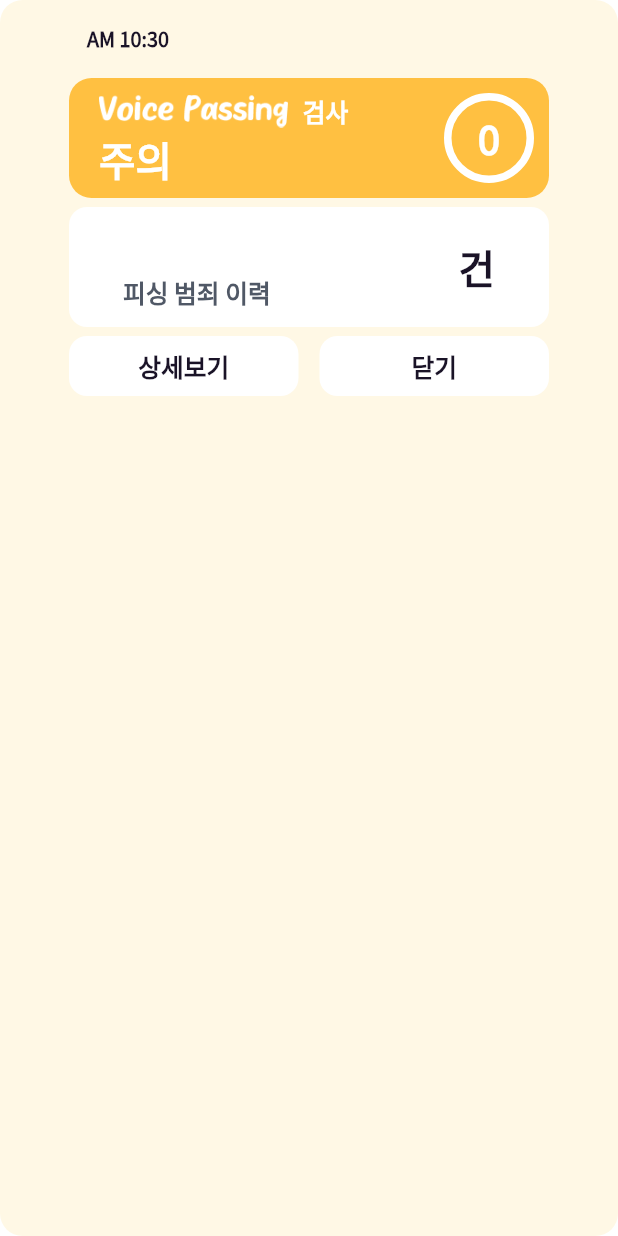
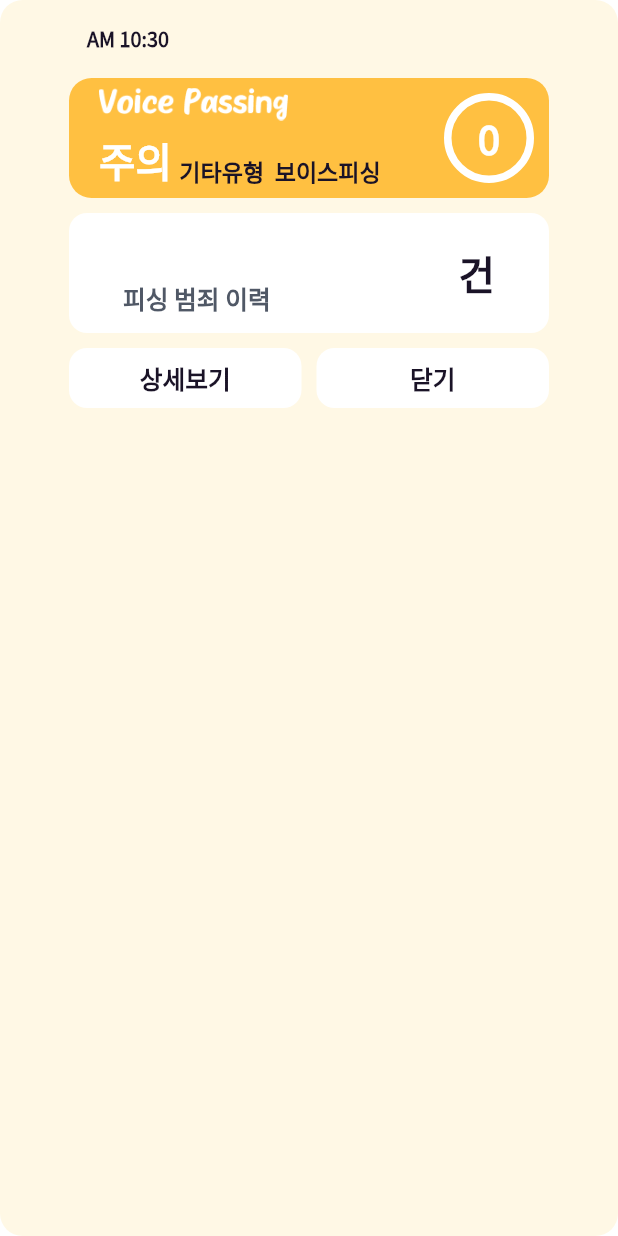
Before and after one commit to 0901jbh/voicepassing, a Flutter app: the AfterCallNotification widget shown alone on an empty page, opened directly with empty values, on a phone screen of 412 x 824 dp. Run offline on Flutter 3.47's test engine with Material 2 defaults, Android fonts, the phone set to English and light mode, and no system bars; our stand-ins replace awesome_notifications, dio, file_picker, fl_chart, flutter_dotenv, loading_animation_widget and 3 more; missing offline and left inert: android_intent_plus, call_log, circle_progress_bar, clipboard, flutter_overlay_window, flutter_wear_os_connectivity and 2 more; network calls fail.

Commit message:
Style : 오버레이 위젯 UI 개선

```diff
--- a/frontend/voicepassing/lib/services/notification_controller.dart
+++ b/frontend/voicepassing/lib/services/notification_controller.dart
@@ -69,7 +69,6 @@ class NotificationController {
       Navigator.pushNamed(
         App.navigatorKey.currentContext!,
         '/realtime',
-        // arguments: receivedAction,
       );
     }
   }
@@ -118,7 +117,7 @@ class NotificationController {
 
     await AwesomeNotifications().createNotification(
       content: NotificationContent(
-        id: -1, // -1 is replaced by a random number
+        id: -1,
         channelKey: 'voicepassing',
         color: Colors.white,
         backgroundColor: resultData.result != null &&
@@ -131,29 +130,13 @@ class NotificationController {
             : "<span style='color: #FFC041;'>⚠️보이스피싱 위험도 : ${(resultData.result!.totalCategoryScore * 100).round()}</span>",
         body: resultData.result != null &&
                 resultData.result!.totalCategoryScore * 100 > 80
-            ? "<span style='color: #FF525E;'>${getKeywords().join(', ')}</span> 등의 단어가 감지되었습니다.<br> 이러한 단어가 사용되는 통화의 경우 보이스피싱의 가능성이 높으니 주의하세요."
-            : "<span style='color: #FFC041;'>${getKeywords().join(', ')}</span> 등의 단어가 감지되었습니다.<br> 이러한 단어가 사용되는 통화의 경우 보이스피싱의 가능성이 높으니 주의하세요.",
-        // largeIcon: 'voicepassing_logo.png',
-        //'asset://assets/images/balloons-in-sky.jpg',
+            ? "<span style='color: #FF525E;'>${getKeywords().join(', ')}</span> 등의 단어가 감지되었습니다.<br> 이러한 단어가 사용되는 통화의 경우 보이스피싱의 가능성이 높으니 주의하세요. 자세한 정보를 보시려면 알림을 터치하세요."
+            : "<span style='color: #FFC041;'>${getKeywords().join(', ')}</span> 등의 단어가 감지되었습니다.<br> 이러한 단어가 사용되는 통화의 경우 보이스피싱의 가능성이 높으니 주의하세요. 자세한 정보를 보시려면 알림을 터치하세요.",
         notificationLayout: NotificationLayout.BigText,
         payload: {'resultData': jsonEncode(resultData)},
         category: NotificationCategory.Service,
         actionType: ActionType.Default,
       ),
-      actionButtons: [
-        NotificationActionButton(
-            key: 'REDIRECT', label: 'Redirect', actionType: ActionType.Default),
-        //   NotificationActionButton(
-        //       key: 'REPLY',
-        //       label: 'Reply Message',
-        //       requireInputText: true,
-        //       actionType: ActionType.SilentAction),
-        //   NotificationActionButton(
-        //       key: 'DISMISS',
-        //       label: 'Dismiss',
-        //       actionType: ActionType.DismissAction,
-        //       isDangerousOption: true)
-      ],
     );
   }
 
--- a/frontend/voicepassing/lib/widgets/alarm_widget/after_call_notification.dart
+++ b/frontend/voicepassing/lib/widgets/alarm_widget/after_call_notification.dart
@@ -93,25 +93,12 @@ class _AfterCallNotificationState extends State<AfterCallNotification> {
                         fontWeight: FontWeight.w700,
                       ),
                     ),
-                    // GestureDetector(
-                    //   onTap: () {
-                    //     FlutterOverlayWindow.closeOverlay();
-                    //   },
-                    //   child: const Text(
-                    //     '닫기',
-                    //     style: TextStyle(
-                    //       color: ColorStyles.textBlack,
-                    //       fontSize: 12,
-                    //       fontWeight: FontWeight.w700,
-                    //     ),
-                    //   ),
-                    // ),
                   ],
                 ),
               ),
               const SizedBox(height: 6),
               InCallNotification(resultData: widget.resultData),
-              const SizedBox(height: 6),
+              const SizedBox(height: 10),
               Container(
                 decoration: BoxDecoration(
                   color: Colors.white,
@@ -164,14 +151,15 @@ class _AfterCallNotificationState extends State<AfterCallNotification> {
                   ],
                 ),
               ),
-              const SizedBox(height: 6),
+              const SizedBox(height: 10),
               SizedBox(
                 width: 320,
                 height: 40,
+                child: Expanded(
                   child: Row(
-                  mainAxisAlignment: MainAxisAlignment.spaceBetween,
                     children: [
-                    TextButton(
+                      Expanded(
+                        child: TextButton(
                           onPressed: () async {
                             // 검사 결과 상세 페이지로 연결
                             // const intent = AndroidIntent(
@@ -202,16 +190,15 @@ class _AfterCallNotificationState extends State<AfterCallNotification> {
                           style: ButtonStyle(
                               backgroundColor:
                                   MaterialStateProperty.all(Colors.white),
-                        overlayColor:
-                            MaterialStateProperty.all(ColorStyles.subLightGray),
+                              overlayColor: MaterialStateProperty.all(
+                                  ColorStyles.subLightGray),
                               shape: MaterialStateProperty.all(
                                 RoundedRectangleBorder(
                                   borderRadius: BorderRadius.circular(12),
                                 ),
                               ),
-                        fixedSize:
-                            MaterialStateProperty.all(const Size(153, 40)),
-                      ),
+                              minimumSize: MaterialStateProperty.all(
+                                  const Size(double.infinity, 40))),
                           child: const Text(
                             '상세보기',
                             style: TextStyle(
@@ -221,7 +208,10 @@ class _AfterCallNotificationState extends State<AfterCallNotification> {
                             ),
                           ),
                         ),
-                    TextButton(
+                      ),
+                      const SizedBox(width: 10),
+                      Expanded(
+                        child: TextButton(
                           onPressed: () async {
                             // 번호 차단 기능 연결
                             await FlutterOverlayWindow.closeOverlay();
@@ -229,15 +219,15 @@ class _AfterCallNotificationState extends State<AfterCallNotification> {
                           style: ButtonStyle(
                             backgroundColor:
                                 MaterialStateProperty.all(Colors.white),
-                        overlayColor:
-                            MaterialStateProperty.all(ColorStyles.subLightGray),
+                            overlayColor: MaterialStateProperty.all(
+                                ColorStyles.subLightGray),
                             shape: MaterialStateProperty.all(
                               RoundedRectangleBorder(
                                 borderRadius: BorderRadius.circular(12),
                               ),
                             ),
-                        fixedSize:
-                            MaterialStateProperty.all(const Size(153, 40)),
+                            minimumSize: MaterialStateProperty.all(
+                                const Size(double.infinity, 40)),
                           ),
                           child: const Text(
                             '닫기',
@@ -248,7 +238,9 @@ class _AfterCallNotificationState extends State<AfterCallNotification> {
                             ),
                           ),
                         ),
+                      ),
                     ],
+                  ),
                 ),
               ),
             ],
--- a/frontend/voicepassing/lib/widgets/alarm_widget/alarm_widget.dart
+++ b/frontend/voicepassing/lib/widgets/alarm_widget/alarm_widget.dart
@@ -49,14 +49,14 @@ class _AlarmWidgetState extends State<AlarmWidget> {
           phoneNumber = callInfoData.phoneNumber ?? '01012345678';
           androidId = callInfoData.androidId;
         });
-        phishingNumber = await ApiService.getPhoneNumber(phoneNumber);
+        phishingNumber = await ApiService.getPhoneNumber(phoneNumber) ?? '0';
       }
       if (msg is Map<String, dynamic> && msg['result'] != null) {
         setState(() {
           resultData = ReceiveMessageModel.fromJson(msg);
           Vibration.vibrate(pattern: [0, 500, 300, 500]);
           if (resultData.isFinish == true) {
-            FlutterOverlayWindow.resizeOverlay(336, 276);
+            FlutterOverlayWindow.resizeOverlay(336, 284);
           } else {
             FlutterOverlayWindow.resizeOverlay(320, 80);
           }
--- a/frontend/voicepassing/lib/widgets/alarm_widget/in_call_notification.dart
+++ b/frontend/voicepassing/lib/widgets/alarm_widget/in_call_notification.dart
@@ -54,8 +54,7 @@ class InCallNotification extends StatelessWidget {
             mainAxisAlignment: MainAxisAlignment.spaceBetween,
             crossAxisAlignment: CrossAxisAlignment.center,
             children: [
-              SizedBox(
-                height: 60,
+              Expanded(
                 child: Column(
                   crossAxisAlignment: CrossAxisAlignment.start,
                   mainAxisAlignment: MainAxisAlignment.spaceEvenly,
@@ -71,18 +70,9 @@ class InCallNotification extends StatelessWidget {
                         SizedBox(
                           width: 10,
                         ),
-                        Text(
-                          '검사',
-                          style: TextStyle(
-                            color: Colors.white,
-                            fontSize: 15,
-                            fontWeight: FontWeight.bold,
-                          ),
-                        ),
                       ],
                     ),
                     Row(
-                      mainAxisSize: MainAxisSize.max,
                       crossAxisAlignment: CrossAxisAlignment.end,
                       children: [
                         Text(
@@ -100,20 +90,17 @@ class InCallNotification extends StatelessWidget {
                         const SizedBox(
                           width: 5,
                         ),
-                        Row(
-                          children: [
-                            if (resultData.result != null &&
-                                resultData.result!.results is List &&
-                                resultData.result!.results!.isNotEmpty)
-                              for (var item in getKeywords())
-                                Row(
-                                  children: [
-                                    Text(
-                                      item,
+                        Expanded(
+                          child: Text(
+                            resultData.result!.totalCategory == 1
+                                ? '기관사칭형 보이스피싱'
+                                : resultData.result!.totalCategory == 2
+                                    ? '대출빙자형 보이스피싱'
+                                    : '기타유형  보이스피싱',
+                            overflow: TextOverflow.ellipsis,
                             style: TextStyle(
                               color: resultData.result != null &&
-                                                resultData.result!
-                                                            .totalCategoryScore *
+                                      resultData.result!.totalCategoryScore *
                                               100 >
                                           80
                                   ? ColorStyles.subLightGray
@@ -122,15 +109,6 @@ class InCallNotification extends StatelessWidget {
                               fontWeight: FontWeight.bold,
                             ),
                           ),
-                                    const SizedBox(
-                                      width: 5,
-                                    ),
-                                  ],
-                                ),
-                            const SizedBox(
-                              width: 5,
-                            ),
-                          ],
                         ),
                       ],
                     ),
--- a/frontend/voicepassing/pubspec.yaml
+++ b/frontend/voicepassing/pubspec.yaml
@@ -61,6 +61,7 @@ dependencies:
   flutter_background_service_android: ^3.0.3
   loading_animation_widget: ^1.2.0+4
   provider: ^6.0.5
+  call_log: ^4.0.0
 
 dev_dependencies:
   flutter_test:
```
Also changed, not shown: frontend/voicepassing/lib/screens/main_screen.dart (+17 -3 lines), frontend/voicepassing/lib/services/set_stream.dart (+10 -11 lines), frontend/voicepassing/pubspec.lock. Lines whose indentation alone changed are shown as unchanged.
